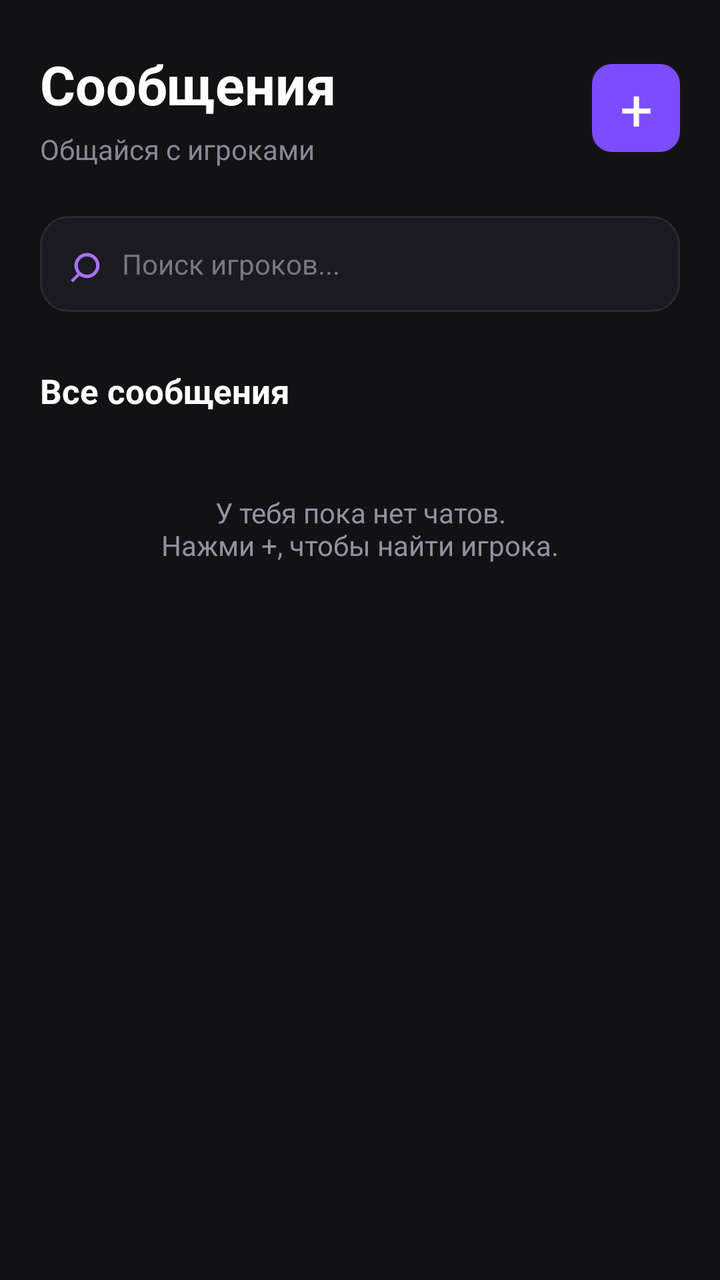
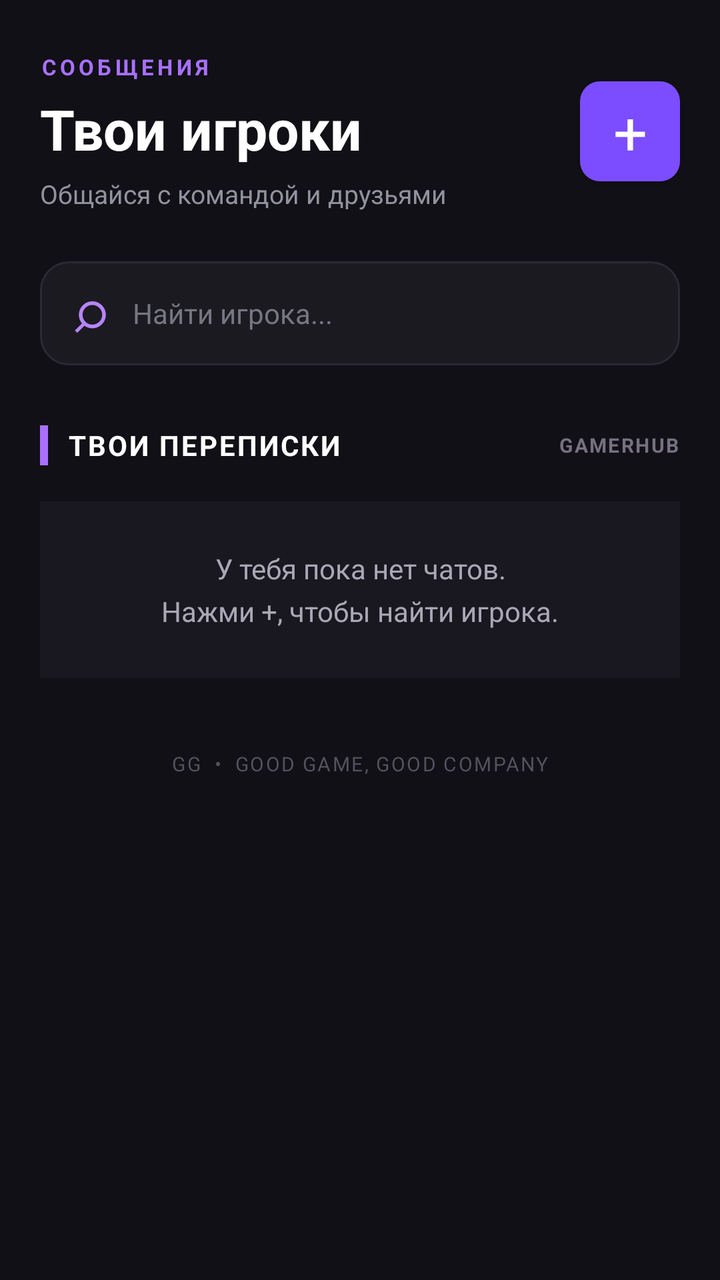

Before-and-after screenshots of an Android layout around one commit, followed by the original layout XML and the change that was made.
<!-- AndroidManifest.xml: application theme Theme.GamerHub -->
<!-- res/layout/screen_chats.xml -->
<?xml version="1.0" encoding="utf-8"?>
<androidx.constraintlayout.widget.ConstraintLayout
    xmlns:android="http://schemas.android.com/apk/res/android"
    xmlns:app="http://schemas.android.com/apk/res-auto"
    android:layout_width="match_parent"
    android:layout_height="match_parent"
    android:background="#121216">

    <ScrollView
        android:layout_width="0dp"
        android:layout_height="0dp"
        android:fillViewport="true"
        android:clipToPadding="false"
        android:paddingStart="20dp"
        android:paddingEnd="20dp"
        android:paddingTop="24dp"
        android:paddingBottom="20dp"
        app:layout_constraintTop_toTopOf="parent"
        app:layout_constraintBottom_toBottomOf="parent"
        app:layout_constraintStart_toStartOf="parent"
        app:layout_constraintEnd_toEndOf="parent">

        <LinearLayout
            android:layout_width="match_parent"
            android:layout_height="wrap_content"
            android:orientation="vertical">

            
            <LinearLayout
                android:layout_width="match_parent"
                android:layout_height="wrap_content"
                android:gravity="center_vertical"
                android:orientation="horizontal">

                <LinearLayout
                    android:layout_width="0dp"
                    android:layout_height="wrap_content"
                    android:layout_weight="1"
                    android:orientation="vertical">

                    <TextView
                        android:layout_width="wrap_content"
                        android:layout_height="wrap_content"
                        android:text="Сообщения"
                        android:textColor="#FFFFFF"
                        android:textSize="27sp"
                        android:textStyle="bold" />

                    <TextView
                        android:layout_width="wrap_content"
                        android:layout_height="wrap_content"
                        android:layout_marginTop="5dp"
                        android:text="Общайся с игроками"
                        android:textColor="#888891"
                        android:textSize="14sp" />

                </LinearLayout>

                <TextView
                    android:id="@+id/newChatButton"
                    android:layout_width="44dp"
                    android:layout_height="44dp"
                    android:background="@drawable/bg_create_button"
                    android:gravity="center"
                    android:text="+"
                    android:textColor="#FFFFFF"
                    android:textSize="29sp"
                    android:contentDescription="Создать чат"
                    android:clickable="true"
                    android:focusable="true" />

            </LinearLayout>

            
            <LinearLayout
                android:layout_width="match_parent"
                android:layout_height="48dp"
                android:layout_marginTop="24dp"
                android:background="@drawable/bg_search"
                android:gravity="center_vertical"
                android:orientation="horizontal"
                android:paddingStart="14dp"
                android:paddingEnd="14dp">

                <TextView
                    android:layout_width="wrap_content"
                    android:layout_height="wrap_content"
                    android:text="⌕"
                    android:textColor="#A970FF"
                    android:textSize="27sp" />

                <EditText
                    android:id="@+id/chatSearch"
                    android:layout_width="0dp"
                    android:layout_height="match_parent"
                    android:layout_weight="1"
                    android:background="@android:color/transparent"
                    android:hint="Поиск игроков..."
                    android:inputType="text"
                    android:singleLine="true"
                    android:paddingStart="10dp"
                    android:paddingEnd="4dp"
                    android:textColor="#FFFFFF"
                    android:textColorHint="#777780"
                    android:textSize="14sp"
                    android:imeOptions="actionSearch" />

            </LinearLayout>

            
            <LinearLayout
                android:id="@+id/playerSearchResults"
                android:layout_width="match_parent"
                android:layout_height="wrap_content"
                android:layout_marginTop="8dp"
                android:orientation="vertical"
                android:visibility="gone" />

            
            <TextView
                android:layout_width="match_parent"
                android:layout_height="wrap_content"
                android:layout_marginTop="28dp"
                android:text="Все сообщения"
                android:textColor="#FFFFFF"
                android:textSize="17sp"
                android:textStyle="bold" />

            
            <TextView
                android:id="@+id/chatsEmptyText"
                android:layout_width="match_parent"
                android:layout_height="wrap_content"
                android:layout_marginTop="20dp"
                android:gravity="center"
                android:padding="20dp"
                android:text="У тебя пока нет чатов.\nНажми +, чтобы найти игрока."
                android:textColor="#92929D"
                android:textSize="14sp"
                android:visibility="visible" />

            
            <LinearLayout
                android:id="@+id/chatsListContainer"
                android:layout_width="match_parent"
                android:layout_height="wrap_content"
                android:layout_marginTop="12dp"
                android:orientation="vertical" />

        </LinearLayout>

    </ScrollView>

</androidx.constraintlayout.widget.ConstraintLayout>
<!-- resources referenced by this layout -->
<resources>
  <!-- drawable bg_create_button (drawable) -->
  <?xml version="1.0" encoding="utf-8"?>
  <shape xmlns:android="http://schemas.android.com/apk/res/android">
      <solid android:color="#9B5CFF" />
  
      <corners android:radius="10dp" />
  
      <solid android:color="#7C4DFF" />
  
  </shape>
  <!-- drawable bg_search (drawable) -->
  <?xml version="1.0" encoding="utf-8"?>
  <shape xmlns:android="http://schemas.android.com/apk/res/android"
      android:shape="rectangle">
  
      <solid android:color="#1A1A20" />
  
      <corners android:radius="14dp" />
  
      <stroke
          android:width="1dp"
          android:color="#2A2A32" />
  
  </shape>
  <style name="Theme.GamerHub" parent="Base.Theme.GamerHub" />
  <style name="Base.Theme.GamerHub" parent="Theme.Material3.DayNight.NoActionBar">
          
          
      </style>
</resources>

<!-- the commit's change to res/layout/screen_chats.xml (unified diff, before → after) -->
@@ -4,7 +4,7 @@
     xmlns:app="http://schemas.android.com/apk/res-auto"
     android:layout_width="match_parent"
     android:layout_height="match_parent"
-    android:background="#121216">
+    android:background="#101016">
 
     <ScrollView
         android:layout_width="0dp"
@@ -13,8 +13,8 @@
         android:clipToPadding="false"
         android:paddingStart="20dp"
         android:paddingEnd="20dp"
-        android:paddingTop="24dp"
-        android:paddingBottom="20dp"
+        android:paddingTop="26dp"
+        android:paddingBottom="24dp"
         app:layout_constraintTop_toTopOf="parent"
         app:layout_constraintBottom_toBottomOf="parent"
         app:layout_constraintStart_toStartOf="parent"
@@ -41,53 +41,64 @@
                     <TextView
                         android:layout_width="wrap_content"
                         android:layout_height="wrap_content"
-                        android:text="Сообщения"
-                        android:textColor="#FFFFFF"
-                        android:textSize="27sp"
-                        android:textStyle="bold" />
+                        android:text="СООБЩЕНИЯ"
+                        android:textColor="#A970FF"
+                        android:textSize="11sp"
+                        android:textStyle="bold"
+                        android:letterSpacing="0.16" />
 
                     <TextView
                         android:layout_width="wrap_content"
                         android:layout_height="wrap_content"
                         android:layout_marginTop="5dp"
-                        android:text="Общайся с игроками"
-                        android:textColor="#888891"
-                        android:textSize="14sp" />
+                        android:text="Твои игроки"
+                        android:textColor="#FFFFFF"
+                        android:textSize="28sp"
+                        android:textStyle="bold" />
+
+                    <TextView
+                        android:layout_width="wrap_content"
+                        android:layout_height="wrap_content"
+                        android:layout_marginTop="5dp"
+                        android:text="Общайся с командой и друзьями"
+                        android:textColor="#92929F"
+                        android:textSize="13sp" />
 
                 </LinearLayout>
 
                 <TextView
                     android:id="@+id/newChatButton"
-                    android:layout_width="44dp"
-                    android:layout_height="44dp"
+                    android:layout_width="50dp"
+                    android:layout_height="50dp"
                     android:background="@drawable/bg_create_button"
                     android:gravity="center"
                     android:text="+"
                     android:textColor="#FFFFFF"
-                    android:textSize="29sp"
+                    android:textSize="30sp"
                     android:contentDescription="Создать чат"
                     android:clickable="true"
-                    android:focusable="true" />
+                    android:focusable="true"
+                    android:elevation="4dp" />
 
             </LinearLayout>
 
             
             <LinearLayout
                 android:layout_width="match_parent"
-                android:layout_height="48dp"
-                android:layout_marginTop="24dp"
+                android:layout_height="52dp"
+                android:layout_marginTop="25dp"
                 android:background="@drawable/bg_search"
                 android:gravity="center_vertical"
                 android:orientation="horizontal"
-                android:paddingStart="14dp"
+                android:paddingStart="16dp"
                 android:paddingEnd="14dp">
 
                 <TextView
                     android:layout_width="wrap_content"
                     android:layout_height="wrap_content"
                     android:text="⌕"
-                    android:textColor="#A970FF"
-                    android:textSize="27sp" />
+                    android:textColor="#B784FF"
+                    android:textSize="29sp" />
 
                 <EditText
                     android:id="@+id/chatSearch"
@@ -95,13 +106,13 @@
                     android:layout_height="match_parent"
                     android:layout_weight="1"
                     android:background="@android:color/transparent"
-                    android:hint="Поиск игроков..."
+                    android:hint="Найти игрока..."
                     android:inputType="text"
                     android:singleLine="true"
-                    android:paddingStart="10dp"
+                    android:paddingStart="12dp"
                     android:paddingEnd="4dp"
                     android:textColor="#FFFFFF"
-                    android:textColorHint="#777780"
+                    android:textColorHint="#777783"
                     android:textSize="14sp"
                     android:imeOptions="actionSearch" />
 
@@ -117,26 +128,53 @@
                 android:visibility="gone" />
 
             
-            <TextView
-                android:layout_width="match_parent"
-                android:layout_height="wrap_content"
-                android:layout_marginTop="28dp"
-                android:text="Все сообщения"
-                android:textColor="#FFFFFF"
-                android:textSize="17sp"
-                android:textStyle="bold" />
+            <LinearLayout
+                android:layout_width="match_parent"
+                android:layout_height="wrap_content"
+                android:layout_marginTop="30dp"
+                android:gravity="center_vertical"
+                android:orientation="horizontal">
+
+                <View
+                    android:layout_width="4dp"
+                    android:layout_height="20dp"
+                    android:background="#A970FF" />
+
+                <TextView
+                    android:layout_width="0dp"
+                    android:layout_height="wrap_content"
+                    android:layout_weight="1"
+                    android:layout_marginStart="10dp"
+                    android:text="ТВОИ ПЕРЕПИСКИ"
+                    android:textColor="#FFFFFF"
+                    android:textSize="14sp"
+                    android:textStyle="bold"
+                    android:letterSpacing="0.07" />
+
+                <TextView
+                    android:layout_width="wrap_content"
+                    android:layout_height="wrap_content"
+                    android:text="GAMERHUB"
+                    android:textColor="#777080"
+                    android:textSize="10sp"
+                    android:textStyle="bold"
+                    android:letterSpacing="0.08" />
+
+            </LinearLayout>
 
             
             <TextView
                 android:id="@+id/chatsEmptyText"
                 android:layout_width="match_parent"
                 android:layout_height="wrap_content"
-                android:layout_marginTop="20dp"
+                android:layout_marginTop="18dp"
+                android:background="#191820"
                 android:gravity="center"
-                android:padding="20dp"
+                android:padding="24dp"
                 android:text="У тебя пока нет чатов.\nНажми +, чтобы найти игрока."
-                android:textColor="#92929D"
+                android:textColor="#AAA7B6"
                 android:textSize="14sp"
+                android:lineSpacingExtra="5dp"
                 android:visibility="visible" />
 
             
@@ -144,9 +182,20 @@
                 android:id="@+id/chatsListContainer"
                 android:layout_width="match_parent"
                 android:layout_height="wrap_content"
-                android:layout_marginTop="12dp"
+                android:layout_marginTop="14dp"
                 android:orientation="vertical" />
 
+            
+            <TextView
+                android:layout_width="match_parent"
+                android:layout_height="wrap_content"
+                android:layout_marginTop="22dp"
+                android:gravity="center"
+                android:text="GG  •  GOOD GAME, GOOD COMPANY"
+                android:textColor="#55515F"
+                android:textSize="10sp"
+                android:letterSpacing="0.08" />
+
         </LinearLayout>
 
     </ScrollView>
